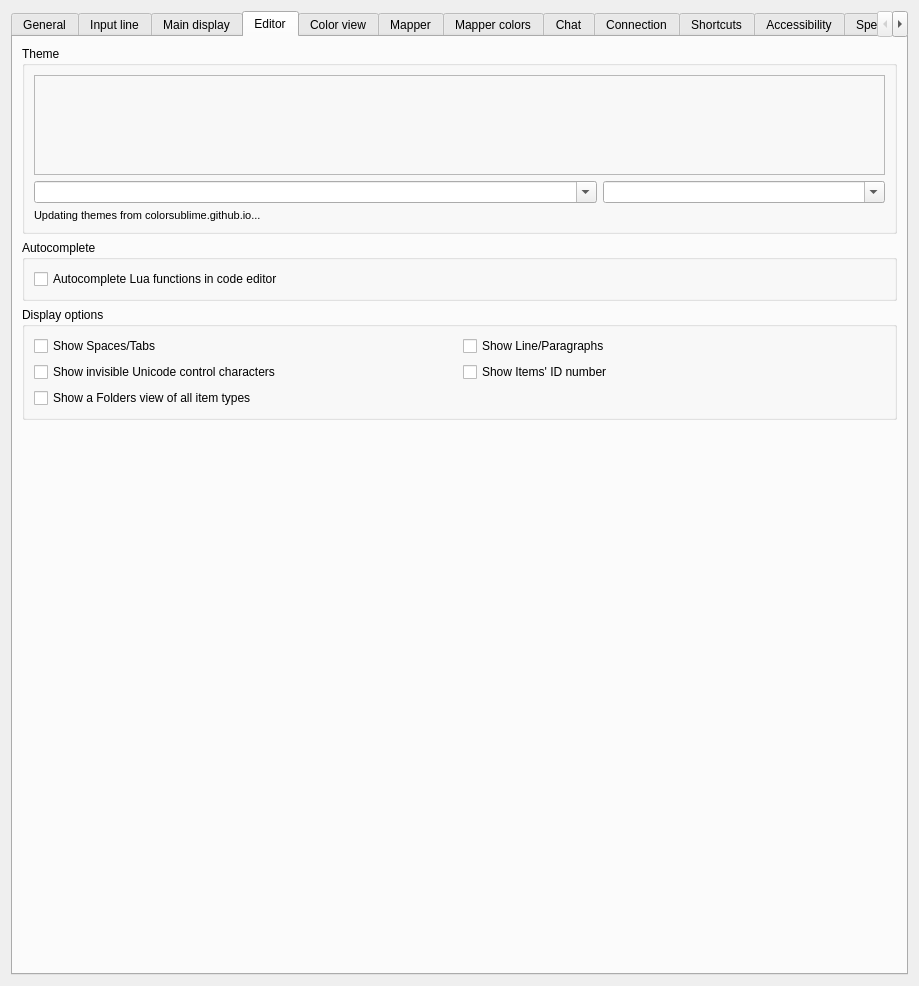
Qt form src/ui/profile_preferences.ui (MorquinDevlar/Mudlet) before a commit.
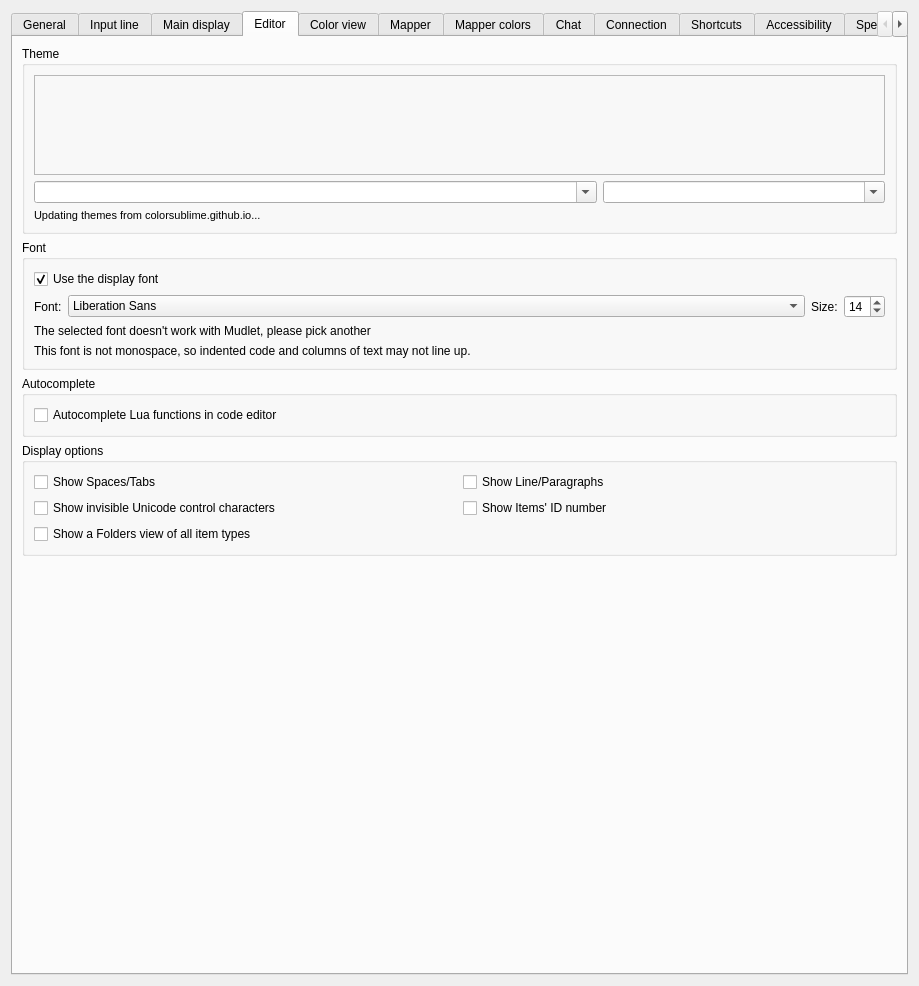
The same form after that commit. The open tabs and pages were chosen to show the change. Icons and pictures are not drawn. Custom widgets are drawn as their Qt base class.

Commit message: Add: the script editor can have a font and size of its own

Patch:
```diff
--- a/src/ui/profile_preferences.ui
+++ b/src/ui/profile_preferences.ui
@@ -1752,6 +1752,100 @@
          </layout>
         </widget>
        </item>
+       <item>
+        <widget class="QGroupBox" name="groupBox_editorFont">
+         <property name="title">
+          <string extracomment="Card title on the Editor settings page, above the font the script editor's code is written in">Font</string>
+         </property>
+         <layout class="QGridLayout" name="gridLayout_groupBox_editorFont" columnstretch="0,1,0,0">
+          <item row="0" column="0" colspan="4">
+           <widget class="QCheckBox" name="checkBox_editorFontFollowsDisplay">
+            <property name="toolTip">
+             <string extracomment="Tooltip of the Editor settings page option that writes the script editor's code in the font set for the game's text">&lt;p&gt;Shows code, the error messages under it and trigger patterns in the font and size set for the game's text on the Main display page. Untick it to give the script editor a font and size of its own.&lt;/p&gt;</string>
+            </property>
+            <property name="accessibleDescription">
+             <string extracomment="Accessibility-friendly description of the Editor settings page option that writes the script editor's code in the font set for the game's text">Shows code, the error messages under it and trigger patterns in the font and size set for the game's text on the Main display page. Untick it to give the script editor a font and size of its own.</string>
+            </property>
+            <property name="text">
+             <string extracomment="Option on the Editor settings page: when ticked, the script editor's code is written in the font and size of the game's text, set on the Main display page">Use the display font</string>
+            </property>
+            <property name="checked">
+             <bool>true</bool>
+            </property>
+           </widget>
+          </item>
+          <item row="1" column="0">
+           <widget class="QLabel" name="label_editorFont">
+            <property name="text">
+             <string>Font:</string>
+            </property>
+            <property name="buddy">
+             <cstring>fontComboBox_editorFont</cstring>
+            </property>
+           </widget>
+          </item>
+          <item row="1" column="1">
+           <widget class="QFontComboBox" name="fontComboBox_editorFont">
+            <property name="sizePolicy">
+             <sizepolicy hsizetype="Preferred" vsizetype="Fixed">
+              <horstretch>1</horstretch>
+              <verstretch>0</verstretch>
+             </sizepolicy>
+            </property>
+            <property name="editable">
+             <bool>false</bool>
+            </property>
+            <property name="maxVisibleItems">
+             <number>20</number>
+            </property>
+           </widget>
+          </item>
+          <item row="1" column="2">
+           <widget class="QLabel" name="label_editorFontSize">
+            <property name="text">
+             <string>Size:</string>
+            </property>
+            <property name="buddy">
+             <cstring>spinBox_editorFontSize</cstring>
+            </property>
+           </widget>
+          </item>
+          <item row="1" column="3">
+           <widget class="QSpinBox" name="spinBox_editorFontSize">
+            <property name="minimum">
+             <number>1</number>
+            </property>
+            <property name="maximum">
+             <number>99</number>
+            </property>
+            <property name="value">
+             <number>14</number>
+            </property>
+           </widget>
+          </item>
+          <item row="2" column="0" colspan="4">
+           <widget class="QLabel" name="label_editorFontInvalid">
+            <property name="text">
+             <string>The selected font doesn't work with Mudlet, please pick another</string>
+            </property>
+            <property name="wordWrap">
+             <bool>true</bool>
+            </property>
+           </widget>
+          </item>
+          <item row="3" column="0" colspan="4">
+           <widget class="QLabel" name="label_editorFontVariableWidth">
+            <property name="text">
+             <string extracomment="Warning under the script editor's font picker on the Editor settings page, shown when the chosen font's letters are not all the same width">This font is not monospace, so indented code and columns of text may not line up.</string>
+            </property>
+            <property name="wordWrap">
+             <bool>true</bool>
+            </property>
+           </widget>
+          </item>
+         </layout>
+        </widget>
+       </item>
        <item>
         <widget class="QGroupBox" name="groupBox_autoComplete">
          <property name="title">
```
The commit also changes 18 other files.
